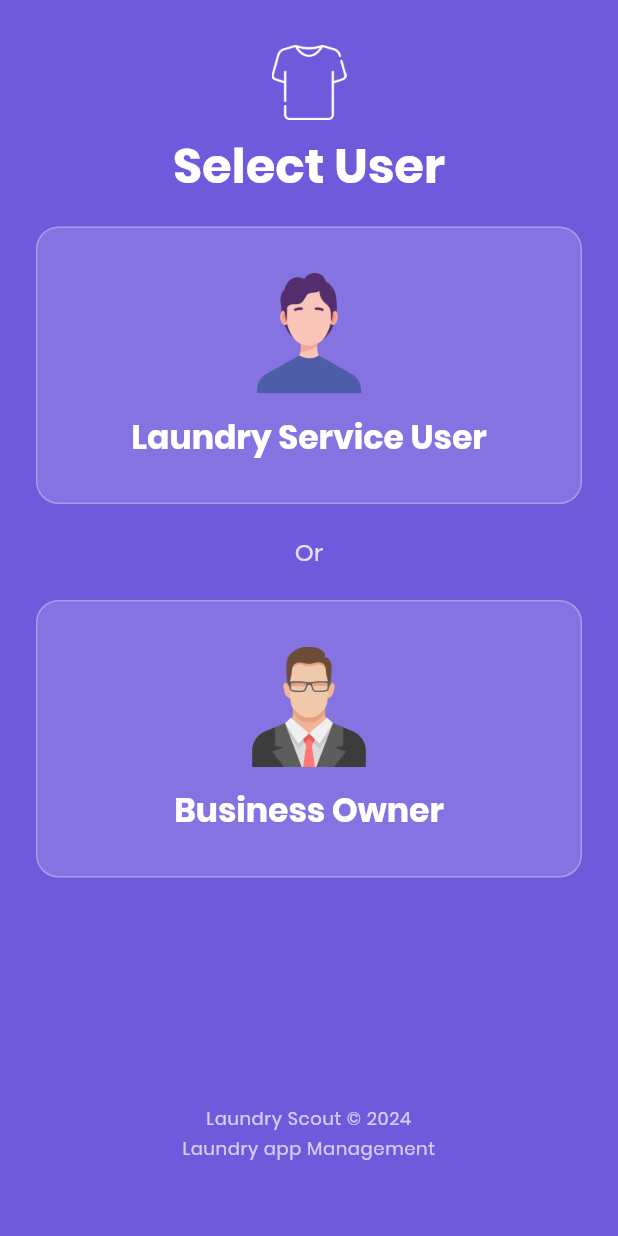
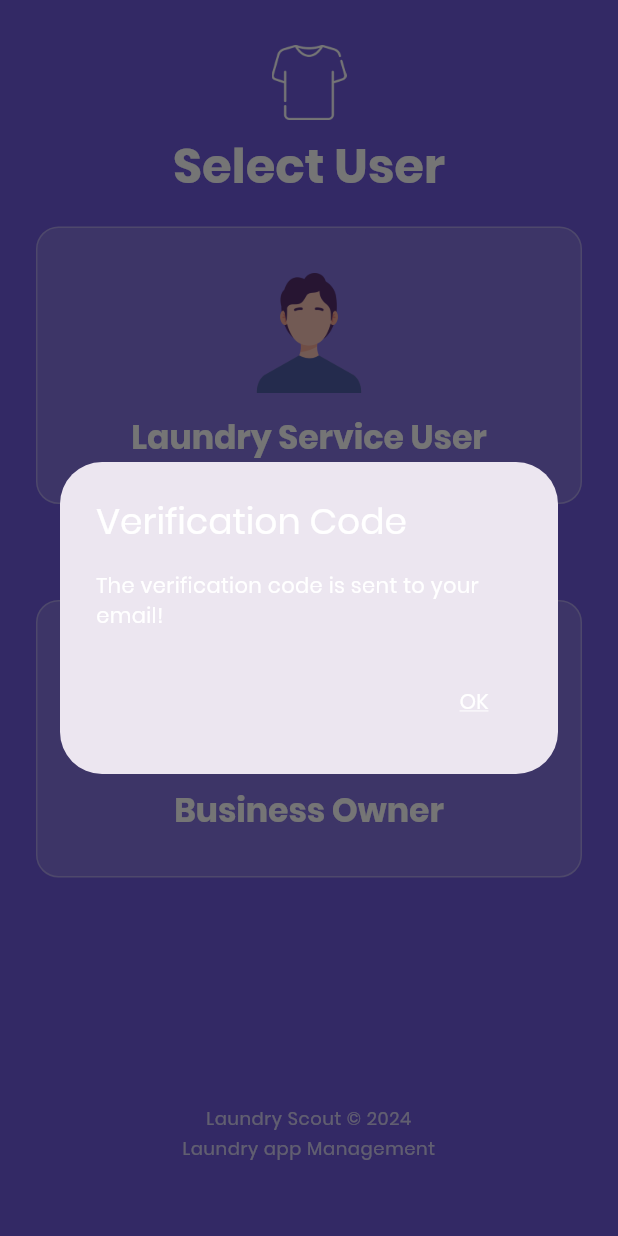
Before and after one commit to Theodore-Ross-18/Laundry-Scout, a Flutter app: the SelectUserScreen screen opened directly, on a phone screen of 412 x 824 dp. Run offline on Flutter 3.47's test engine with Material 3 defaults, Android fonts, the phone set to English and light mode, and no system bars; our stand-ins replace flutter_dotenv, supabase_flutter; accounts and stored records are empty.

Commit message:
Major Changes

```diff
--- a/laundry_scout/lib/screens/auth/login_screen.dart
+++ b/laundry_scout/lib/screens/auth/login_screen.dart
@@ -52,7 +52,7 @@ class _LoginScreenState extends State<LoginScreen> {
           // Assume it's a username, query the profiles table
           // Use maybeSingle() to handle cases where the username is not found
           final response = await Supabase.instance.client
-              .from('profiles')
+              .from('user_profiles') // Changed from 'profiles' to 'user_profiles'
               .select('email')
               .eq('username', identifier)
               .maybeSingle(); // Changed from single() to maybeSingle()
--- a/laundry_scout/lib/screens/auth/select_user.dart
+++ b/laundry_scout/lib/screens/auth/select_user.dart
@@ -2,8 +2,44 @@ import 'package:flutter/material.dart';
 import 'package:laundry_scout/screens/users/set_businessinfo.dart'; // Import the new screen
 import 'package:laundry_scout/screens/users/set_userinfo.dart'; // Import the new screen
 
-class SelectUserScreen extends StatelessWidget {
+// Convert StatelessWidget to StatefulWidget
+class SelectUserScreen extends StatefulWidget {
   const SelectUserScreen({super.key});
+
+  @override
+  State<SelectUserScreen> createState() => _SelectUserScreenState();
+}
+
+class _SelectUserScreenState extends State<SelectUserScreen> {
+  @override
+  void initState() {
+    super.initState();
+    // Schedule the dialog to be shown after the first frame is built
+    WidgetsBinding.instance.addPostFrameCallback((_) {
+      _showVerificationSentDialog(context);
+    });
+  }
+
+  // Function to show the alert dialog
+  void _showVerificationSentDialog(BuildContext context) {
+    showDialog(
+      context: context,
+      builder: (BuildContext context) {
+        return AlertDialog(
+          title: const Text('Verification Code'),
+          content: const Text('The verification code is sent to your email!'),
+          actions: <Widget>[
+            TextButton(
+              child: const Text('OK'),
+              onPressed: () {
+                Navigator.of(context).pop(); // Dismiss the dialog
+              },
+            ),
+          ],
+        );
+      },
+    );
+  }
 
   @override
   Widget build(BuildContext context) {
```
Also changed, not shown: laundry_scout/lib/screens/auth/signup_screen.dart (+25 -7 lines), laundry_scout/lib/screens/users/set_businessinfo.dart (+65 -13 lines), laundry_scout/lib/screens/users/set_userinfo.dart (+15 -16 lines).
